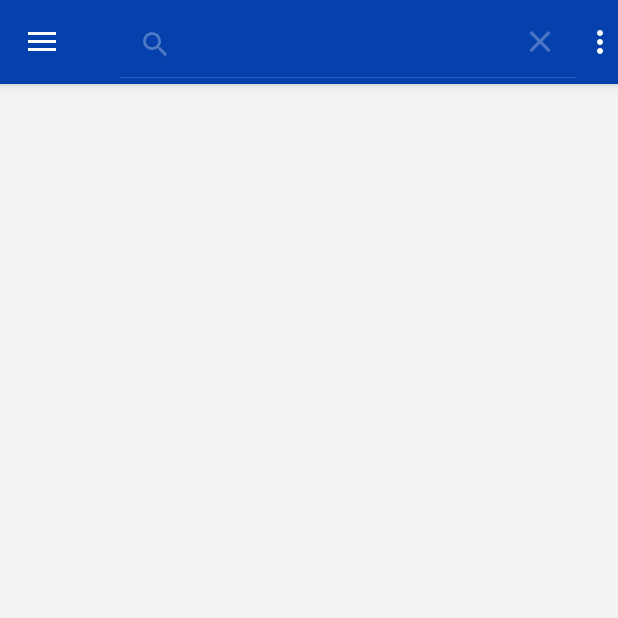
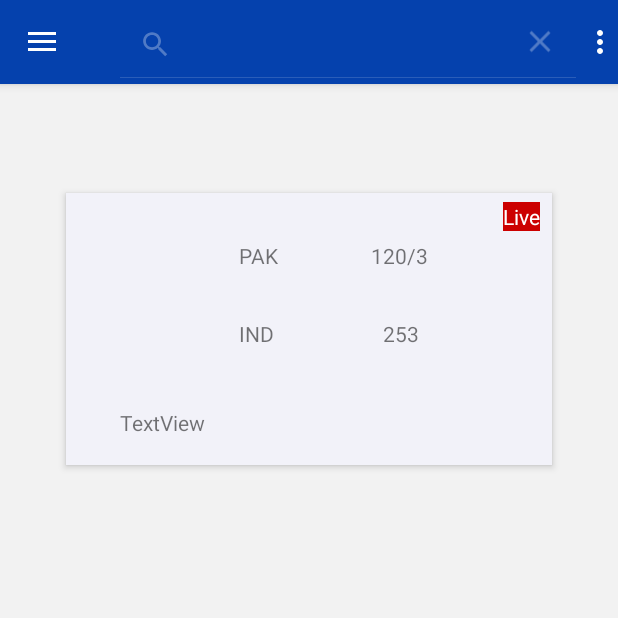
Before and after one commit to sanjayajayasinghe/Sri_Lanka_Cricket_App, an Android app: the fragment Home placed in its activity, after a tap on "Search", on a phone screen of 412 x 824 dp, the top half of it. Run offline under Robolectric (Android 15) with nearby library versions, the phone set to English and light mode, and no system bars; pictures from the network do not load; 2 statements that could not run were skipped.

Commit message:
Manifest Fixed

```diff
--- a/app/src/main/AndroidManifest.xml
+++ b/app/src/main/AndroidManifest.xml
@@ -21,8 +21,6 @@
         <activity
             android:name=".SplashActivity"
             android:label="@string/app_name">
-           <!-- android:theme="@style/AppTheme.NoActionBar"-->
-            >
             <intent-filter>
                 <action android:name="android.intent.action.MAIN" />
                 <category android:name="android.intent.category.LAUNCHER" />
--- a/app/src/main/java/ScoreList/ScoreListAdapter.java
+++ b/app/src/main/java/ScoreList/ScoreListAdapter.java
@@ -14,14 +14,14 @@ import androidx.recyclerview.widget.RecyclerView;
 import com.bumptech.glide.Glide;
 import com.example.srilankacricketappv1.R;
 
-import org.w3c.dom.Text;
+
 
 import java.util.ArrayList;
 
 public class ScoreListAdapter extends RecyclerView.Adapter<ScoreListAdapter.ScoreItemHolder> {
 
     private static final String TAG = "[ScoreItemRecyclerView]";
-    private ArrayList<ScoreItem> scoreList = new ArrayList<>();
+    private ArrayList<ScoreItem> scoreList;
 
 
     private Context mContext;
@@ -46,6 +46,19 @@ public class ScoreListAdapter extends RecyclerView.Adapter<ScoreListAdapter.Scor
 
         Glide.with(mContext).load(scoreList.get(position).getCountry1image()).asBitmap().into(holder.country1image);
         Glide.with(mContext).load(scoreList.get(position).getCountry2image()).asBitmap().into(holder.country2image);
+
+        holder.country1name.setText(scoreList.get(position).getCountry1name());
+        holder.country2name.setText(scoreList.get(position).getCountry2name());
+
+        holder.country1score.setText(scoreList.get(position).getCountry1score());
+        holder.country2score.setText(scoreList.get(position).getCountry2score());
+
+        if(scoreList.get(position).isLive()){
+            holder.liveBadge.setVisibility(View.VISIBLE);
+        }else{
+            holder.liveBadge.setVisibility(View.GONE);
+        }
+
 
 
     }
@@ -80,7 +93,7 @@ public class ScoreListAdapter extends RecyclerView.Adapter<ScoreListAdapter.Scor
         }
     }
 
-    public class ScoreItem{
+    public static class ScoreItem{
 
         String country1image;
         String country1name;
--- a/app/src/main/java/fragment/Home.java
+++ b/app/src/main/java/fragment/Home.java
@@ -2,7 +2,6 @@ package fragment;
 
 import android.os.Bundle;
 
-import androidx.annotation.Nullable;
 import androidx.fragment.app.Fragment;
 import androidx.recyclerview.widget.LinearLayoutManager;
 import androidx.recyclerview.widget.RecyclerView;
@@ -17,17 +16,15 @@ import com.example.srilankacricketappv1.R;
 import java.util.ArrayList;
 
 import ScoreList.ScoreListAdapter;
+import ScoreList.ScoreListAdapter.ScoreItem;
 
 
 public class Home extends Fragment {
 
 
-    private ArrayList<String> country01 = new ArrayList<>();
-    private ArrayList<String> country02 = new ArrayList<>();
-    private ArrayList<String> name = new ArrayList<>();
+    private ArrayList<ScoreItem> scoreList = new ArrayList<>();
     private RecyclerView recyclerView;
 
-    Bundle savedInstance;
 
     public Home() {
         Log.d("ABC", "Home: ");
@@ -51,7 +48,7 @@ public class Home extends Fragment {
 
     private void initRecyclerView() {
 
-        ScoreListAdapter adapter = new ScoreListAdapter(country01, country02, name, this.getContext());
+        ScoreListAdapter adapter = new ScoreListAdapter(scoreList, this.getContext());
         recyclerView.setAdapter(adapter);
 
         RecyclerView.LayoutManager linearLayoutManager = new LinearLayoutManager(getActivity(),RecyclerView.HORIZONTAL,false);
@@ -59,30 +56,24 @@ public class Home extends Fragment {
     }
 
     private void addDetails() {
-        country01.add("https://upload.wikimedia.org/wikipedia/commons/thumb/1/11/Flag_of_Sri_Lanka.svg/1920px-Flag_of_Sri_Lanka.svg.png");
-        country02.add("https://upload.wikimedia.org/wikipedia/en/thumb/4/41/Flag_of_India.svg/383px-Flag_of_India.svg.png");
-        name.add("SL vs IND");
 
-        country01.add("https://upload.wikimedia.org/wikipedia/commons/thumb/1/11/Flag_of_Sri_Lanka.svg/1920px-Flag_of_Sri_Lanka.svg.png");
-        country02.add("https://upload.wikimedia.org/wikipedia/en/thumb/4/41/Flag_of_India.svg/383px-Flag_of_India.svg.png");
-        name.add("SL vs IND");
+        scoreList.add(new ScoreItem(PAK, "PAK", "120/3", IND, "IND", "253", true));
+        scoreList.add(new ScoreItem(SL, "PAK", "120/3", ENG, "IND", "253", false));
+        scoreList.add(new ScoreItem(SL, "PAK", "120/3", ENG, "IND", "253", true));
+        scoreList.add(new ScoreItem(SL, "PAK", "120/3", ENG, "IND", "253", false));
+        scoreList.add(new ScoreItem(SL, "PAK", "120/3", ENG, "IND", "253", true));
 
-        country01.add("https://upload.wikimedia.org/wikipedia/commons/thumb/1/11/Flag_of_Sri_Lanka.svg/1920px-Flag_of_Sri_Lanka.svg.png");
-        country02.add("https://upload.wikimedia.org/wikipedia/en/thumb/4/41/Flag_of_India.svg/383px-Flag_of_India.svg.png");
-        name.add("SL vs IND");
 
-        country01.add("https://upload.wikimedia.org/wikipedia/commons/thumb/1/11/Flag_of_Sri_Lanka.svg/1920px-Flag_of_Sri_Lanka.svg.png");
-        country02.add("https://upload.wikimedia.org/wikipedia/en/thumb/4/41/Flag_of_India.svg/383px-Flag_of_India.svg.png");
-        name.add("SL vs IND");
 
-        country01.add("https://upload.wikimedia.org/wikipedia/commons/thumb/1/11/Flag_of_Sri_Lanka.svg/1920px-Flag_of_Sri_Lanka.svg.png");
-        country02.add("https://upload.wikimedia.org/wikipedia/en/thumb/4/41/Flag_of_India.svg/383px-Flag_of_India.svg.png");
-        name.add("SL vs IND");
-
-        country01.add("https://upload.wikimedia.org/wikipedia/commons/thumb/1/11/Flag_of_Sri_Lanka.svg/1920px-Flag_of_Sri_Lanka.svg.png");
-        country02.add("https://upload.wikimedia.org/wikipedia/en/thumb/4/41/Flag_of_India.svg/383px-Flag_of_India.svg.png");
-        name.add("SL vs IND");
     }
 
 
+    private static final String SL = "https://upload.wikimedia.org/wikipedia/commons/thumb/1/11/Flag_of_Sri_Lanka.svg/1920px-Flag_of_Sri_Lanka.svg.png";
+    private static final String IND = "https://upload.wikimedia.org/wikipedia/en/thumb/4/41/Flag_of_India.svg/383px-Flag_of_India.svg.png";
+    private static final String NZ = "https://upload.wikimedia.org/wikipedia/commons/thumb/3/34/Silver_fern_flag.svg/1200px-Silver_fern_flag.svg.png";
+    private static final String AUS = "https://upload.wikimedia.org/wikipedia/en/thumb/b/b9/Flag_of_Australia.svg/800px-Flag_of_Australia.svg.png";
+    private static final String WI = "https://upload.wikimedia.org/wikipedia/en/6/65/West_indies_cricket_board_flag.png";
+    private static final String ENG = "https://upload.wikimedia.org/wikipedia/en/thumb/b/be/Flag_of_England.svg/1280px-Flag_of_England.svg.png";
+    private static final String PAK = "https://4.bp.blogspot.com/-onFMF0ssNek/WFZWMm5kG6I/AAAAAAAAAkc/tDOuQ9TC5zMz4H6NJrFixdwjWrlE29dpACLcB/s1600/Logo%2Band%2Bcolours%2BPakistan%2527s%2Bcricket%2Bteam%2527s.jpg";
+
 }
```
